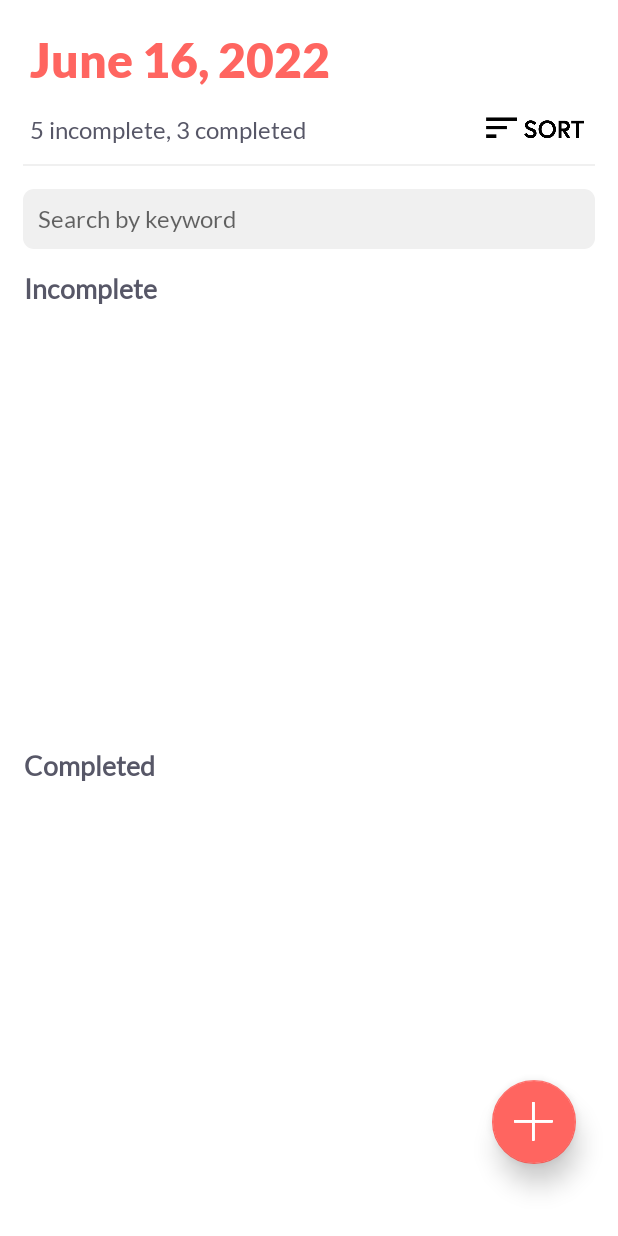
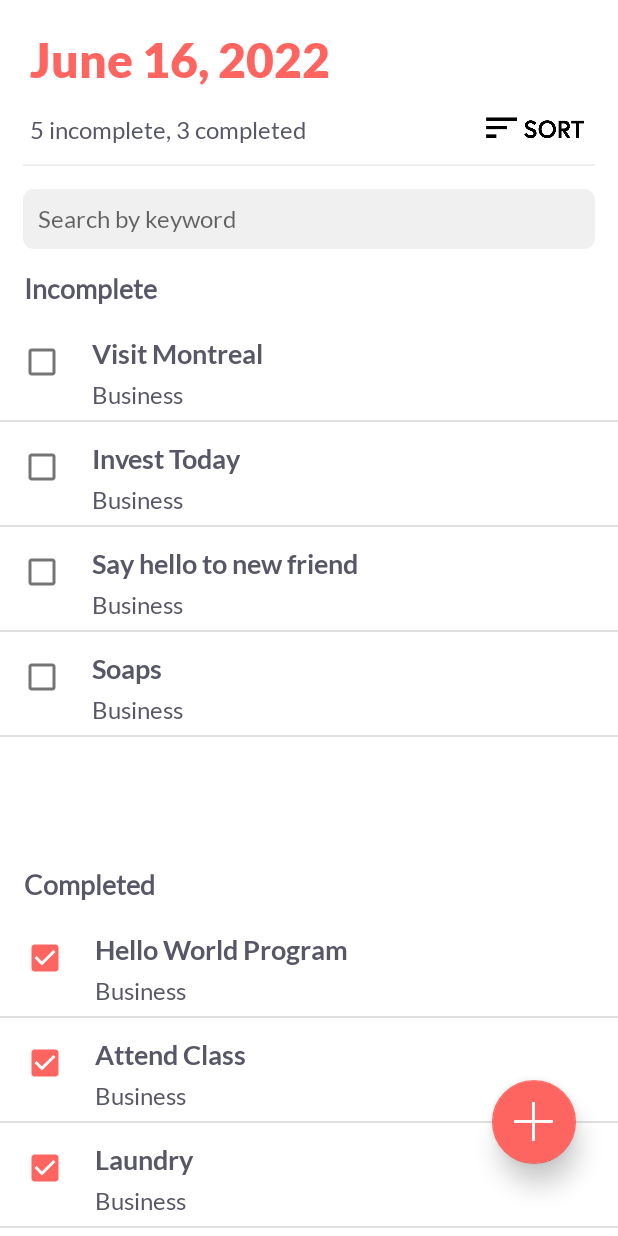
Before and after one commit to Swapkumbhar31/Task_Tech_Armie_Android, an Android app: the screen it shows after launch (MainActivity), on a phone screen of 412 x 824 dp. Run offline under Robolectric (Android 15) with nearby library versions, the phone set to English and light mode, and no system bars; our stand-ins replace Room's generated code.

Commit message:
Adapter view has been connected to activity_main to show tasks

```diff
--- a/app/src/main/java/ca/lambton/task_tech_armie_android/Adaptor/TaskListAdaptor.java
+++ b/app/src/main/java/ca/lambton/task_tech_armie_android/Adaptor/TaskListAdaptor.java
@@ -1,10 +1,17 @@
 package ca.lambton.task_tech_armie_android.Adaptor;
 
+import android.app.AlertDialog;
 import android.content.Context;
+import android.content.DialogInterface;
 import android.view.LayoutInflater;
 import android.view.View;
 import android.view.ViewGroup;
 import android.widget.BaseAdapter;
+import android.widget.Button;
+import android.widget.CheckBox;
+import android.widget.EditText;
+import android.widget.TextView;
+import android.widget.Toast;
 
 import java.util.List;
 
@@ -40,7 +47,33 @@ public class TaskListAdaptor extends BaseAdapter {
 
     @Override
     public View getView(int i, View view, ViewGroup viewGroup) {
-        view = inflater.inflate(R.layout.task_list_adapter, null);
+        ViewHolder holder;
+        if(view==null)
+        {
+            view=inflater.inflate(R.layout.task_list_adapter,null);
+            holder=new ViewHolder();
+            holder.lblTaskTitle=view.findViewById(R.id.lblTaskTitle);
+            holder.lblTaskCategory=view.findViewById(R.id.lblTaskCategory);
+            holder.btnCheck=view.findViewById(R.id.btnCheck);
+            view.setTag(holder);
+        }
+        else {
+            holder = (ViewHolder) view.getTag();
+        }
+        holder.lblTaskTitle.setText(tasks.get(i).getName());
+        holder.lblTaskCategory.setText("Business");
+        if(tasks.get(i).isCompleted()){
+            holder.btnCheck.setChecked(true);
+        }else{
+            holder.btnCheck.setChecked(false);
+        }
+
+
         return view;
     }
+
+    static class ViewHolder{
+        private TextView lblTaskTitle, lblTaskCategory;
+        private CheckBox btnCheck;
+    }
 }
--- a/app/src/main/java/ca/lambton/task_tech_armie_android/MainActivity.java
+++ b/app/src/main/java/ca/lambton/task_tech_armie_android/MainActivity.java
@@ -14,6 +14,7 @@ import android.view.View;
 import android.view.Window;
 import android.widget.Button;
 import android.widget.EditText;
+import android.widget.ListView;
 import android.widget.RelativeLayout;
 import android.widget.TextView;
 import android.widget.Toast;
@@ -24,6 +25,7 @@ import java.util.Date;
 import java.util.List;
 import java.util.Objects;
 
+import ca.lambton.task_tech_armie_android.Adaptor.TaskListAdaptor;
 import ca.lambton.task_tech_armie_android.Database.Category;
 import ca.lambton.task_tech_armie_android.Database.Task;
 import ca.lambton.task_tech_armie_android.Database.TaskRoomDB;
@@ -35,6 +37,7 @@ public class MainActivity extends AppCompatActivity {
     private TaskRoomDB taskRoomDB;
 
     TextView lblCurrentDate, lblTaskInfo;
+    ListView lvCompleted, lvIncomplete;
 
     List<Task> completedTasks;
     List<Task> inCompleteTasks;
@@ -50,6 +53,8 @@ public class MainActivity extends AppCompatActivity {
         // UIObject initialization
         lblCurrentDate = findViewById(R.id.lblCurrentDate);
         lblTaskInfo = findViewById(R.id.lblTaskCompletionInfo);
+        lvCompleted = findViewById(R.id.listviewCompleted);
+        lvIncomplete = findViewById(R.id.listviewIncomplete);
 
         // Insert Dummy data
 
@@ -61,14 +66,21 @@ public class MainActivity extends AppCompatActivity {
             insertTasks();
             userSettings.setIsFirstTimeOpen(false);
         }
+        init();
+
+        lvIncomplete.setAdapter(new TaskListAdaptor(this, inCompleteTasks));
+        lvCompleted.setAdapter(new TaskListAdaptor(this, completedTasks));
+
+    }
+
+    private void loadAllTasks(){
         completedTasks = taskRoomDB.taskDAO().getAllTasks(true);
         inCompleteTasks = taskRoomDB.taskDAO().getAllTasks(false);
-
-        init();
     }
 
     private void init(){
         lblCurrentDate.setText(DateConverter.getFullDate(new Date()));
+        loadAllTasks();
     }
 
     private void insertCategories() {
--- a/app/src/main/res/layout/activity_main.xml
+++ b/app/src/main/res/layout/activity_main.xml
@@ -76,23 +76,22 @@
 
         <ListView
             android:id="@+id/listviewCompleted"
-            android:layout_width="411dp"
-            android:layout_height="207dp"
+            android:layout_width="421dp"
+            android:layout_height="0dp"
             android:layout_marginTop="8dp"
             android:layout_marginBottom="2dp"
             app:layout_constraintBottom_toBottomOf="parent"
             app:layout_constraintEnd_toEndOf="parent"
             app:layout_constraintHorizontal_bias="0.0"
             app:layout_constraintStart_toStartOf="parent"
-            app:layout_constraintTop_toBottomOf="@+id/textView"
-            app:layout_constraintVertical_bias="1.0" />
+            app:layout_constraintTop_toBottomOf="@+id/textView" />
 
         <TextView
             android:id="@+id/textView"
             android:layout_width="wrap_content"
             android:layout_height="wrap_content"
             android:layout_marginStart="16dp"
-            android:layout_marginTop="8dp"
+            android:layout_marginTop="12dp"
             android:fontFamily="@font/lato"
             android:text="Completed"
             android:textColor="@color/text_color"
@@ -131,8 +130,8 @@
 
         <ListView
             android:id="@+id/listviewIncomplete"
-            android:layout_width="416dp"
-            android:layout_height="280dp"
+            android:layout_width="421dp"
+            android:layout_height="355dp"
             android:layout_marginTop="8dp"
             app:layout_constraintEnd_toEndOf="parent"
             app:layout_constraintHorizontal_bias="0.333"
--- a/app/src/main/res/layout/task_list_adapter.xml
+++ b/app/src/main/res/layout/task_list_adapter.xml
@@ -13,18 +13,16 @@
         android:layout_width="match_parent"
         android:layout_height="wrap_content"
         android:orientation="vertical"
-        android:layout_marginTop="10dp"
-        >
-
+        android:layout_marginTop="10dp">
         <TextView
             android:id="@+id/lblTaskTitle"
             android:layout_width="wrap_content"
             android:layout_height="wrap_content"
             android:fontFamily="@font/lato_bold"
             android:text="Visit Montreal"
-            android:padding="5dp"
+            android:padding="3dp"
             android:textColor="@color/text_color"
-            android:textSize="20dp"
+            android:textSize="18dp"
             android:textStyle="bold" />
         <TextView
             android:id="@+id/lblTaskCategory"
@@ -32,8 +30,9 @@
             android:layout_height="wrap_content"
             android:fontFamily="@font/lato"
             android:text="Finance"
-            android:padding="5dp"
+            android:padding="3dp"
+            android:layout_marginBottom="3dp"
             android:textColor="@color/text_color"
-            android:textSize="18dp" />
+            android:textSize="16dp" />
     </LinearLayout>
 </LinearLayout>
```
Also changed, not shown: app/src/main/java/ca/lambton/task_tech_armie_android/AddNewTask.java (+44 -0 lines), app/src/main/res/layout/activity_add_new_task.xml (+10 -11 lines).
